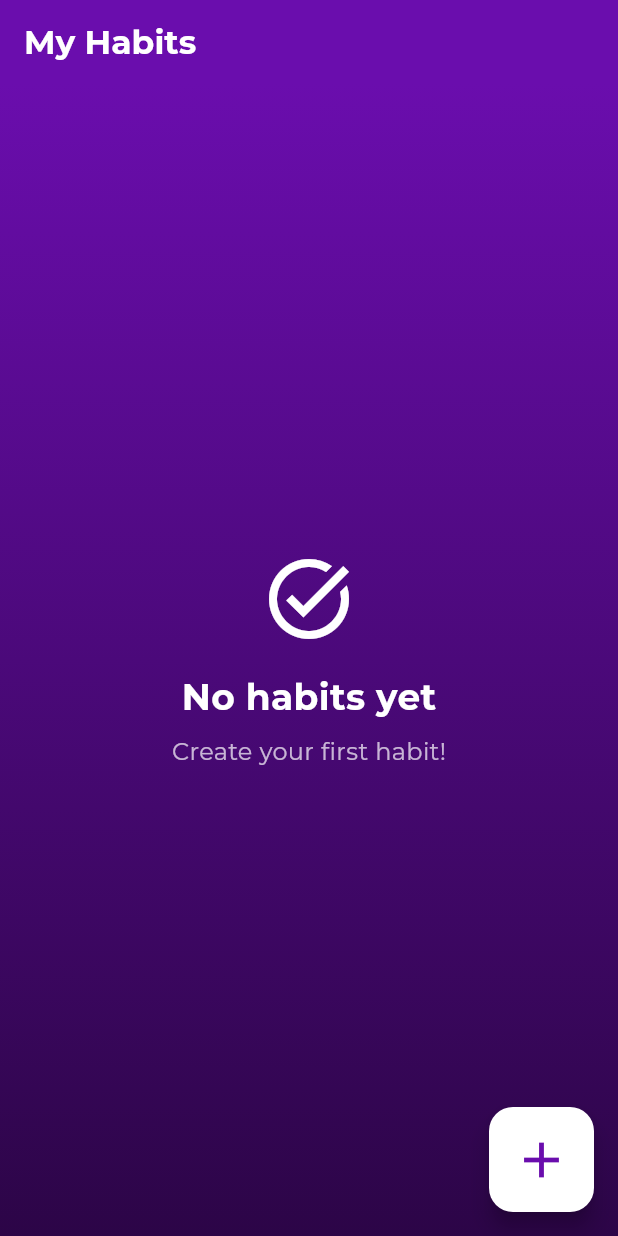
After one commit to NicoBoni55/EthosTrack, a Flutter app: the HabitsList screen opened directly, on a phone screen of 412 x 824 dp. The commit adds this screen. Run offline on Flutter 3.47's test engine with Material 3 defaults, Android fonts, the phone set to English and light mode, and no system bars; our stand-ins replace cloud_firestore, firebase_auth, firebase_core, flutter_svg, google_fonts; accounts and stored records are empty.

Commit message:
habit list

```diff
--- /dev/null
+++ b/ethostrack/lib/screens/habits/habits_list.dart
@@ -0,0 +1,363 @@
+import 'package:ethostrack/models/habit_model.dart';
+import 'package:firebase_auth/firebase_auth.dart';
+import 'package:flutter/material.dart';
+import 'package:google_fonts/google_fonts.dart';
+import '../../services/habit_service.dart';
+
+class HabitsList extends StatefulWidget {
+  const HabitsList({super.key});
+
+  @override
+  State<HabitsList> createState() => _HabitsListState();
+}
+
+class _HabitsListState extends State<HabitsList> {
+  late Future<List<HabitModel>> _habitsFuture;
+  String? userId;
+
+  @override
+  void initState() {
+    super.initState();
+    userId = FirebaseAuth.instance.currentUser?.uid;
+    _loadHabits();
+  }
+
+  void _loadHabits() {
+    if (userId != null) {
+      setState(() {
+        _habitsFuture = HabitService.getUserHabits(userId!);
+      });
+    }
+  }
+
+  Future<void> _toggleHabitCompletion(HabitModel habit) async {
+    bool newState = !habit.isCompleted;
+    bool success = await HabitService.toggleHabitCompletion(habit.id, newState);
+
+    if (success) {
+      _loadHabits();
+      ScaffoldMessenger.of(context).showSnackBar(
+        SnackBar(
+          content: Text(newState ? 'Completed' : 'Pending'),
+          backgroundColor: newState ? Colors.green : Colors.orange,
+        ),
+      );
+    } else {
+      ScaffoldMessenger.of(context).showSnackBar(
+        SnackBar(
+          content: Text(
+            'Error updating habit',
+            style: GoogleFonts.montserrat(color: Colors.white),
+          ),
+          backgroundColor: Colors.red,
+        ),
+      );
+    }
+  }
+
+  Future<void> _deleteHabit(HabitModel habit) async {
+    bool? confirm = await showDialog<bool>(
+      context: context,
+      builder: (BuildContext context) {
+        return AlertDialog(
+          title: Text(
+            'Delete Habit',
+            style: GoogleFonts.montserrat(fontWeight: FontWeight.bold),
+          ),
+          content: Text(
+            'Are you sure you want to delete "${habit.title}"?',
+            style: GoogleFonts.montserrat(),
+          ),
+          actions: [
+            TextButton(
+              onPressed: () => Navigator.of(context).pop(false),
+              child: Text(
+                'Cancel',
+                style: GoogleFonts.montserrat(color: Colors.grey),
+              ),
+            ),
+            TextButton(
+              onPressed: () => Navigator.of(context).pop(true),
+              child: Text(
+                'Delete',
+                style: GoogleFonts.montserrat(color: Colors.red),
+              ),
+            ),
+          ],
+        );
+      },
+    );
+    if (confirm == true) {
+      bool success = await HabitService.deleteHabit(habit.id);
+
+      if (success) {
+        _loadHabits();
+        ScaffoldMessenger.of(context).showSnackBar(
+          SnackBar(
+            content: Text(
+              'Habit deleted successfully',
+              style: GoogleFonts.montserrat(color: Colors.white),
+            ),
+            backgroundColor: Colors.green,
+          ),
+        );
+      } else {
+        ScaffoldMessenger.of(context).showSnackBar(
+          SnackBar(
+            content: Text(
+              'Error deleting habit',
+              style: GoogleFonts.montserrat(color: Colors.white),
+            ),
+            backgroundColor: Colors.red,
+          ),
+        );
+      }
+    }
+  }
+
+  @override
+  Widget build(BuildContext context) {
+    return Scaffold(
+      appBar: AppBar(
+        backgroundColor: Color(0xFF6A0DAD),
+        title: Text(
+          'My Habits',
+          style: GoogleFonts.montserrat(
+            color: Colors.white,
+            fontWeight: FontWeight.bold,
+          ),
+        ),
+      ),
+      body: Stack(
+        children: [
+          Container(
+            decoration: BoxDecoration(
+              gradient: LinearGradient(
+                begin: Alignment.topCenter,
+                end: Alignment.bottomCenter,
+                colors: [Color(0xFF6A0DAD), Color(0xFF2C0547)],
+              ),
+            ),
+          ),
+          FutureBuilder<List<HabitModel>>(
+            future: _habitsFuture,
+            builder: (context, snapshot) {
+              if (snapshot.connectionState == ConnectionState.waiting) {
+                return Center(
+                  child: CircularProgressIndicator(
+                    color: Colors.white,
+                    strokeWidth: 2,
+                  ),
+                );
+              }
+              if (snapshot.hasError) {
+                return Center(
+                  child: Column(
+                    mainAxisAlignment: MainAxisAlignment.center,
+                    children: [
+                      Icon(Icons.error_outline, color: Colors.white, size: 64),
+                      const SizedBox(height: 16),
+                      Text(
+                        'Error loading habits',
+                        style: GoogleFonts.montserrat(
+                          color: Colors.white,
+                          fontSize: 18,
+                        ),
+                      ),
+                      const SizedBox(height: 8),
+                      TextButton(
+                        onPressed: _loadHabits,
+                        child: Text(
+                          'Try Again',
+                          style: GoogleFonts.montserrat(
+                            color: Colors.white,
+                            fontSize: 16,
+                            fontWeight: FontWeight.bold,
+                          ),
+                        ),
+                      ),
+                    ],
+                  ),
+                );
+              }
+              List<HabitModel> habits = snapshot.data ?? [];
+
+              if (habits.isEmpty) {
+                return Center(
+                  child: Column(
+                    mainAxisAlignment: MainAxisAlignment.center,
+                    children: [
+                      Icon(Icons.task_alt, color: Colors.white, size: 64),
+                      const SizedBox(height: 16),
+                      Text(
+                        'No habits yet',
+                        style: GoogleFonts.montserrat(
+                          color: Colors.white,
+                          fontSize: 24,
+                          fontWeight: FontWeight.bold,
+                        ),
+                      ),
+                      const SizedBox(height: 8),
+                      Text(
+                        'Create your first habit!',
+                        style: GoogleFonts.montserrat(
+                          color: Colors.white70,
+                          fontSize: 16,
+                        ),
+                      ),
+                    ],
+                  ),
+                );
+              }
+              return Padding(
+                padding: const EdgeInsets.all(8.0),
+                child: ListView.builder(
+                  itemCount: habits.length,
+                  itemBuilder: (context, index) {
+                    HabitModel habit = habits[index];
+                    return Card(
+                      elevation: 4,
+                      margin: const EdgeInsets.symmetric(vertical: 8.0),
+                      shape: RoundedRectangleBorder(
+                        borderRadius: BorderRadius.circular(12.0),
+                        side: BorderSide(
+                          color: Color(0xFF6A0DAD).withOpacity(0.5),
+                          width: 1.5,
+                        ),
+                      ),
+                      child: Padding(
+                        padding: const EdgeInsets.all(12.0),
+                        child: Column(
+                          crossAxisAlignment: CrossAxisAlignment.start,
+                          children: [
+                            Row(
+                              mainAxisAlignment: MainAxisAlignment.spaceBetween,
+                              children: [
+                                Expanded(
+                                  child: Text(
+                                    habit.title,
+                                    style: GoogleFonts.montserrat(
+                                      fontWeight: FontWeight.bold,
+                                      fontSize: 16,
+                                      color: Color(0xFF6A0DAD),
+                                    ),
+                                  ),
+                                ),
+                                Container(
+                                  padding: const EdgeInsets.symmetric(
+                                    horizontal: 8.0,
+                                    vertical: 4.0,
+                                  ),
+                                  decoration: BoxDecoration(
+                                    color: habit.isCompleted
+                                        ? Colors.green
+                                        : Colors.grey,
+                                    borderRadius: BorderRadius.circular(12.0),
+                                  ),
+                                  child: Text(
+                                    habit.isCompleted ? 'Completed' : 'Pending',
+                                    style: GoogleFonts.montserrat(
+                                      color: Colors.white,
+                                      fontWeight: FontWeight.bold,
+                                      fontSize: 12,
+                                    ),
+                                  ),
+                                ),
+                              ],
+                            ),
+                            const SizedBox(height: 8),
+                            Padding(
+                              padding: const EdgeInsets.only(bottom: 8.0),
+                              child: Text(
+                                habit.description,
+                                style: GoogleFonts.montserrat(
+                                  color: Colors.grey.shade700,
+                                  fontSize: 14,
+                                ),
+                              ),
+                            ),
+                            Row(
+                              children: [
+                                Icon(
+                                  Icons.calendar_today,
+                                  color: Colors.blueGrey.shade700,
+                                  size: 16,
+                                ),
+                                const SizedBox(width: 4),
+                                Text(
+                                  'Created: ${habit.createdAt.day}/${habit.createdAt.month}/${habit.createdAt.year}',
+                                  style: GoogleFonts.montserrat(
+                                    color: Colors.blueGrey.shade600,
+                                    fontSize: 12,
+                                  ),
+                                ),
+                              ],
+                            ),
+                            const SizedBox(height: 8),
+                            Row(
+                              mainAxisAlignment: MainAxisAlignment.end,
+                              children: [
+                                TextButton.icon(
+                                  icon: Icon(
+                                    size: 20,
+                                    habit.isCompleted
+                                        ? Icons.check_box
+                                        : Icons.check_box_outline_blank,
+                                    color: habit.isCompleted
+                                        ? Colors.green.shade700
+                                        : Colors.grey.shade600,
+                                  ),
+                                  label: Text(
+                                    habit.isCompleted
+                                        ? 'Completed'
+                                        : 'Mark Complete',
+                                    style: GoogleFonts.montserrat(
+                                      color: habit.isCompleted
+                                          ? Colors.green.shade700
+                                          : Colors.grey.shade600,
+                                    ),
+                                  ),
+                                  onPressed: () =>
+                                      _toggleHabitCompletion(habit),
+                                ),
+                                TextButton.icon(
+                                  icon: Icon(
+                                    size: 20,
+                                    Icons.delete,
+                                    color: Colors.red,
+                                  ),
+                                  label: Text(
+                                    'Delete',
+                                    style: GoogleFonts.montserrat(
+                                      color: Colors.red,
+                                    ),
+                                  ),
+                                  onPressed: () => _deleteHabit(habit),
+                                ),
+                              ],
+                            ),
+                          ],
+                        ),
+                      ),
+                    );
+                  },
+                ),
+              );
+            },
+          ),
+        ],
+      ),
+      floatingActionButton: Container(
+        height: 70,
+        width: 70,
+        child: FloatingActionButton(
+          onPressed: () {
+            print('Navigate to CreateHabitScreen');
+          },
+          child: Icon(Icons.add, color: Color(0xFF6A0DAD), size: 40),
+          backgroundColor: Colors.white,
+        ),
+      ),
+    );
+  }
+}
--- a/ethostrack/lib/screens/login.dart
+++ b/ethostrack/lib/screens/login.dart
@@ -5,6 +5,7 @@ import '../services/auth_service.dart';
 import '../models/user_model.dart';
 import 'sign_up.dart';
 import 'home_screen.dart';
+import '../screens/habits/habits_list.dart';
 
 class LoginPage extends StatefulWidget {
   const LoginPage({super.key});
@@ -84,7 +85,7 @@ class _LoginInputsState extends State<LoginInputs> {
         if (mounted) {
           Navigator.pushReplacement(
             context,
-            MaterialPageRoute(builder: (context) => const HomeScreen()),
+            MaterialPageRoute(builder: (context) => const HabitsList()),
           );
         }
       } else {
--- a/ethostrack/lib/services/habit_service.dart
+++ b/ethostrack/lib/services/habit_service.dart
@@ -1,6 +1,5 @@
 import '../models/habit_model.dart';
 import 'package:cloud_firestore/cloud_firestore.dart';
-import 'package:flutter/material.dart';
 
 class HabitService {
   static final FirebaseFirestore _firestore = FirebaseFirestore.instance;
```
